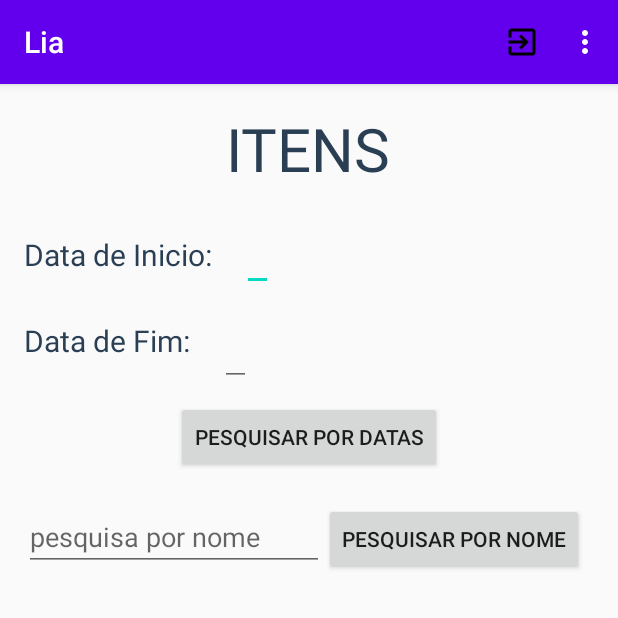
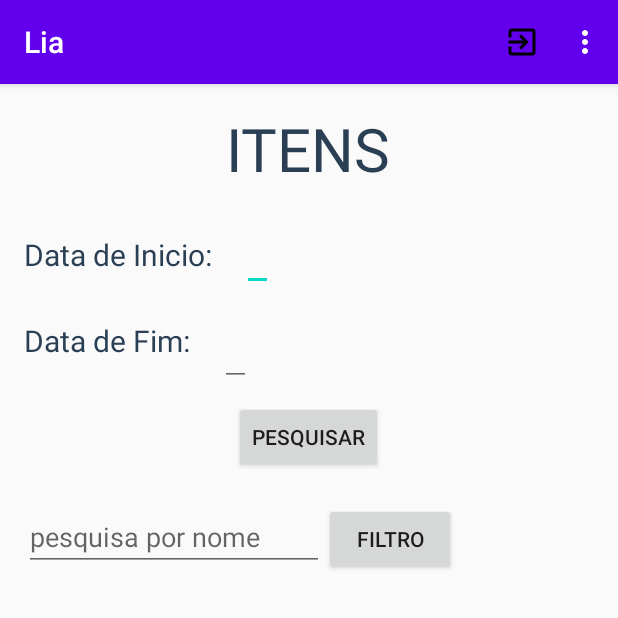
Before and after one commit to BoneMoon/LiaAndroid, an Android app: the ItemActivity screen opened directly, with no data from a screen before it, on a phone screen of 412 x 824 dp, the top half of it. Run offline under Robolectric (Android 15) with nearby library versions, the phone set to English and light mode, and no system bars; 1 statement that could not run was skipped.

Commit message:
Add java docs

```diff
--- a/app/src/main/java/com/example/lia/getItemActivity.java
+++ b/app/src/main/java/com/example/lia/getItemActivity.java
@@ -37,6 +37,9 @@ public class getItemActivity extends AppCompatActivity {
     private Integer idAtributo;
     private String token;
 
+    /**
+     * ImageView image
+     */
     ImageView image;
 
     /**
@@ -98,6 +101,7 @@ public class getItemActivity extends AppCompatActivity {
      * Este método serve para o utilizador adicionar o item ao carrinho
      * Para isso começamos ir buscar as datas e verificar se estão preenchidas
      * E depois quando a resposta for positiva quer dizer que o item foi adicionado
+     *
      * @param view the view
      */
     public void btnCarrinho(View view) {
--- a/app/src/main/res/layout/activity_item.xml
+++ b/app/src/main/res/layout/activity_item.xml
@@ -80,7 +80,7 @@
         android:id="@+id/pesquisa"
         android:layout_width="wrap_content"
         android:layout_height="wrap_content"
-        android:text="Pesquisar por Datas"
+        android:text="Pesquisar"
         android:onClick="btnPesquisa"
         android:layout_below="@id/dataPicker2"
         android:layout_marginLeft="10dp"
@@ -99,7 +99,7 @@
         android:id="@+id/pesquisaName"
         android:layout_width="wrap_content"
         android:layout_height="wrap_content"
-        android:text="Pesquisar por Nome"
+        android:text="Filtro"
         android:layout_below="@id/pesquisa"
         android:onClick="btnPesquisaNome"
         android:layout_marginTop="20dp"
--- a/app/src/main/res/layout/activity_kit.xml
+++ b/app/src/main/res/layout/activity_kit.xml
@@ -79,7 +79,7 @@
         android:id="@+id/pesquisa"
         android:layout_width="wrap_content"
         android:layout_height="wrap_content"
-        android:text="Pesquisar por Datas"
+        android:text="Pesquisar"
         android:onClick="btnPesquisa"
         android:layout_below="@id/dataPicker2"
         android:layout_centerHorizontal="true"
@@ -97,7 +97,7 @@
         android:id="@+id/pesquisaName"
         android:layout_width="wrap_content"
         android:layout_height="wrap_content"
-        android:text="Pesquisar por Nome"
+        android:text="Filtro"
         android:layout_below="@id/pesquisa"
         android:onClick="btnPesquisaNome"
         android:layout_marginTop="20dp"
```
Also changed, not shown: app/src/main/java/com/example/lia/ItemActivity.java (+29 -4 lines), app/src/main/java/com/example/lia/KitActivity.java (+27 -1 lines), app/src/main/java/retrofit/Atributo.java (+70 -0 lines), app/src/main/java/retrofit/IdItemKit.java (+13 -0 lines), app/src/main/java/retrofit/Item.java (+71 -0 lines), app/src/main/java/retrofit/ItemAtributo.java (+8 -0 lines), app/src/main/java/retrofit/JsonPedidos.java (+102 -0 lines), app/src/main/java/retrofit/Kit.java (+33 -0 lines), app/src/main/java/retrofit/KitId.java (+13 -0 lines), app/src/main/java/retrofit/KitsAtributos.java (+8 -0 lines), app/src/main/java/retrofit/MyReserva.java (+8 -0 lines), app/src/main/java/retrofit/Reserva.java (+36 -0 lines), app/src/main/java/retrofit/RetrofitClientInstance.java (+10 -0 lines), app/src/main/java/retrofit/Search.java (+19 -0 lines), 2 more files.
